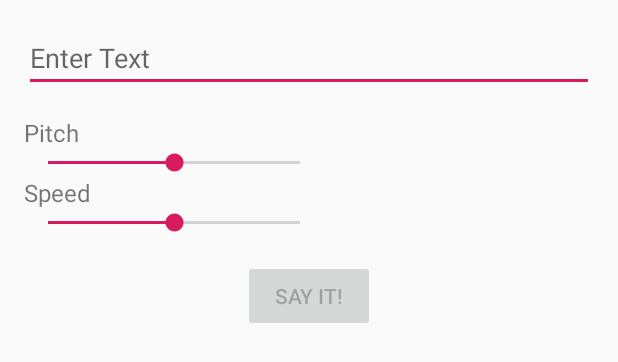
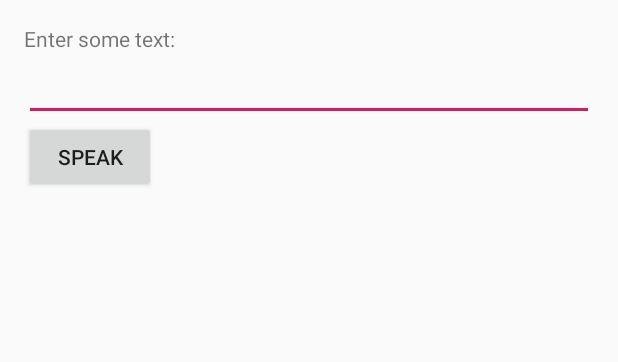
Before and after one commit to david-z-shi/medditV0, an Android app: the layout content_text_to_speech.xml on its own in the app's theme, with its tools: preview values and no code run, on a phone screen of 412 x 824 dp. Shown: the top 362 px of the screen. Run offline under Robolectric (Android 15) with nearby library versions, the phone set to English and light mode, and no system bars.

Commit message:
text to sspeech working

```diff
--- a/app/src/main/res/layout/content_text_to_speech.xml
+++ b/app/src/main/res/layout/content_text_to_speech.xml
@@ -8,44 +8,19 @@ android:orientation="vertical"
 android:padding="16dp"
 tools:context=".text_to_speech">
 
-<EditText
-    android:id="@+id/edit_text"
-    android:layout_width="match_parent"
+<TextView android:id="@+id/intro"
+    android:layout_width="fill_parent"
     android:layout_height="wrap_content"
-    android:layout_marginBottom="16dp"
-    android:hint="Enter Text" />
-
-<TextView
+    android:text="Enter some text:"
+    />
+<EditText android:id="@+id/enter"
+    android:layout_width="fill_parent"
+    android:layout_height="wrap_content"
+    />
+<Button android:id="@+id/speak"
     android:layout_width="wrap_content"
     android:layout_height="wrap_content"
-    android:text="Pitch"
-    android:textSize="16sp" />
-
-<SeekBar
-    android:id="@+id/seek_bar_pitch"
-    android:layout_width="200dp"
-    android:layout_height="wrap_content"
-    android:progress="50" />
-
-<TextView
-    android:layout_width="wrap_content"
-    android:layout_height="wrap_content"
-    android:text="Speed"
-    android:textSize="16sp" />
-
-<SeekBar
-    android:id="@+id/seek_bar_speed"
-    android:layout_width="200dp"
-    android:layout_height="wrap_content"
-    android:layout_marginBottom="16dp"
-    android:progress="50" />
-
-<Button
-    android:id="@+id/button_speak"
-    android:layout_width="wrap_content"
-    android:layout_height="wrap_content"
-    android:layout_gravity="center_horizontal"
-    android:enabled="false"
-    android:text="Say it!" />
+    android:text="Speak"
+    />
 
 </LinearLayout>
```
Also changed, not shown: app/src/main/java/com/example/android/medditv0/text_to_speech.java (+65 -63 lines).
